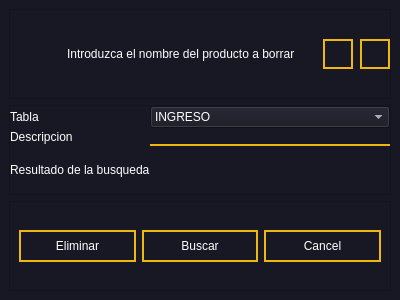
This is ui/TableDelete.ui in leonardo2322/Eva as Qt 5 draws it before an edit. The edited form follows.
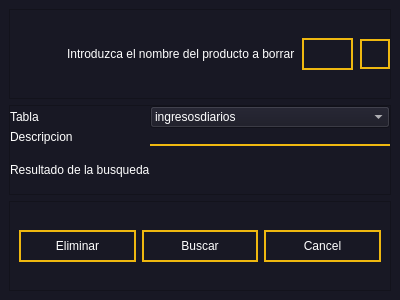
This is the edited form.

```diff
--- a/ui/TableDelete.ui
+++ b/ui/TableDelete.ui
@@ -136,29 +136,6 @@
            </item>
            <item>
             <widget class="QPushButton" name="btn_minimize">
-             <property name="minimumSize">
-              <size>
-               <width>30</width>
-               <height>30</height>
-              </size>
-             </property>
-             <property name="maximumSize">
-              <size>
-               <width>30</width>
-               <height>30</height>
-              </size>
-             </property>
-             <property name="styleSheet">
-              <string notr="true">QPushButton{
-	border-radius:30px;
-	border: 2px solid #efb810;
-	padding:7px 0;
-}
-
-QPushButton:hover{
-	background-color: rgba(239,184,16,.5)
-}</string>
-             </property>
              <property name="text">
               <string/>
              </property>
@@ -236,7 +213,7 @@
             <widget class="QComboBox" name="comboBox">
              <item>
               <property name="text">
-               <string>INGRESO</string>
+               <string>ingresosdiarios</string>
               </property>
              </item>
              <item>
```
Left out of the diff: 16 changed lines with no effect on the pictures.
